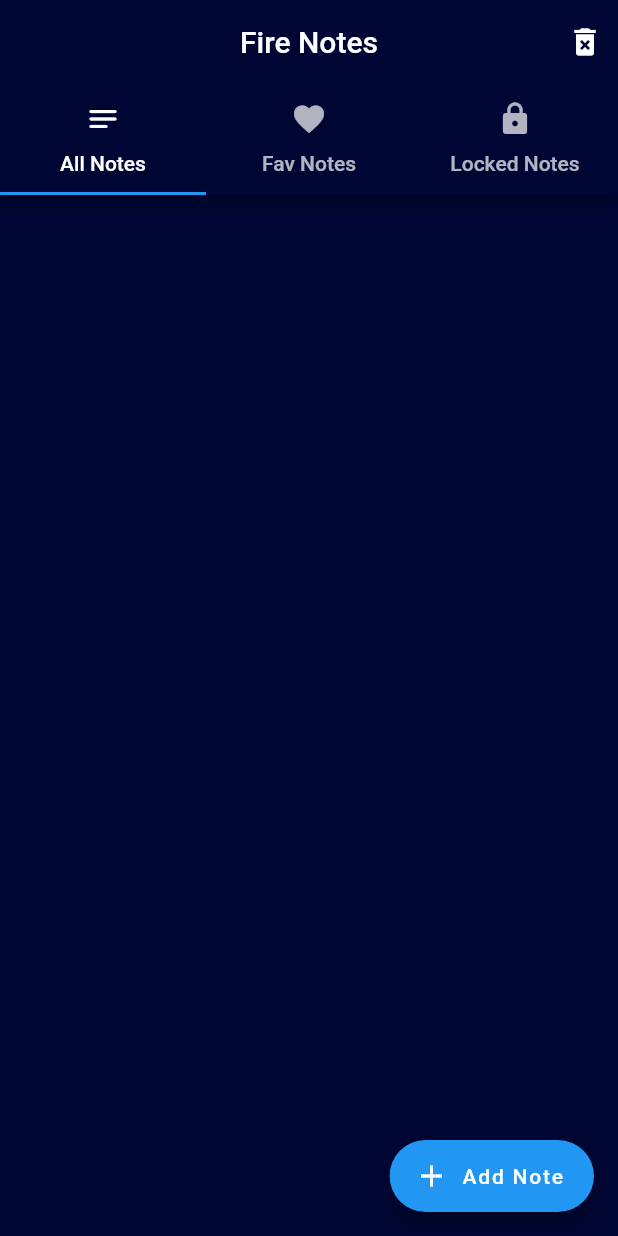
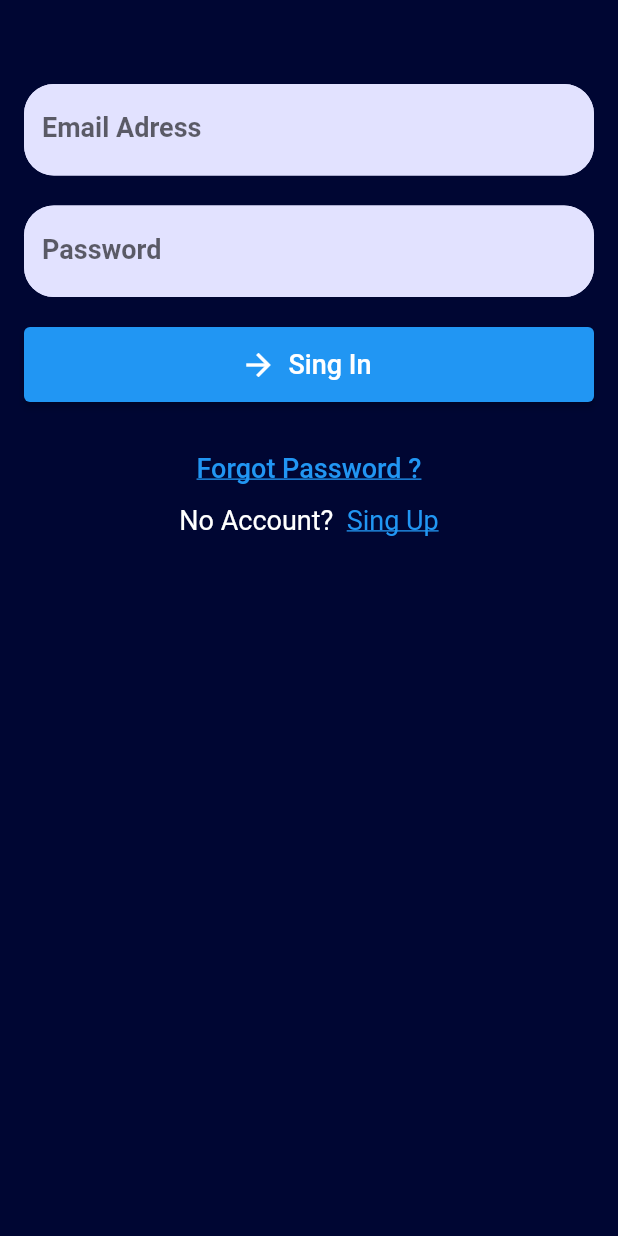
Before and after one commit to uclMuhammed/FireNotes, a Flutter app: the screen it shows after launch, on a phone screen of 412 x 824 dp. Run offline on Flutter 3.47's test engine with Material 2 defaults, Android fonts, the phone set to English and light mode, and no system bars; our stand-ins replace cloud_firestore, email_validator, firebase_auth, firebase_core, google_fonts, like_button; accounts and stored records are empty.

Commit message:
firebase auth

```diff
--- a/lib/main.dart
+++ b/lib/main.dart
@@ -1,28 +1,49 @@
-import 'package:fire_notes/constructer/constructer.dart';
-import 'package:fire_notes/screen/home_screen.dart';
+import 'package:fire_notes/firebase_options.dart';
+import 'package:fire_notes/screen/auth_page.dart';
+import 'package:fire_notes/screen/verify_email_page.dart';
+import 'package:fire_notes/style/app_style.dart';
+import 'package:fire_notes/widgets/utils.dart';
+import 'package:firebase_auth/firebase_auth.dart';
 import 'package:firebase_core/firebase_core.dart';
 import 'package:flutter/material.dart';
-import 'package:provider/provider.dart';
 
 Future<void> main() async {
   WidgetsFlutterBinding.ensureInitialized();
-  await Firebase.initializeApp();
+  await Firebase.initializeApp(options: DefaultFirebaseOptions.currentPlatform);
   runApp(const MyApp());
 }
+
+final navigatorKey = GlobalKey<NavigatorState>();
 
 class MyApp extends StatelessWidget {
   const MyApp({Key? key}) : super(key: key);
 
   @override
   Widget build(BuildContext context) {
-    return MultiProvider(
-      providers: [
-        ChangeNotifierProvider(create: (context) => Note()),
-      ],
-      child: const MaterialApp(
-        home: TabBarHomeScreen(),
-        debugShowCheckedModeBanner: false,
+    return MaterialApp(
+      navigatorKey: navigatorKey,
+      scaffoldMessengerKey: Utils.messengerKey,
+      home: StreamBuilder<User?>(
+        stream: FirebaseAuth.instance.authStateChanges(),
+        builder: (contex, snapshots) {
+          if (snapshots.connectionState == ConnectionState.waiting) {
+            return Scaffold(
+              backgroundColor: AppStyle.mainColor,
+              body: const Center(child: CircularProgressIndicator()),
+            );
+          } else if (snapshots.hasError) {
+            return Scaffold(
+              backgroundColor: AppStyle.mainColor,
+              body: const Center(child: Text('Something Went Wrong!')),
+            );
+          } else if (snapshots.hasData) {
+            return const VerifyEmailPage();
+          } else {
+            return const AuthPage();
+          }
+        },
       ),
+      debugShowCheckedModeBanner: false,
     );
   }
 }
--- /dev/null
+++ b/lib/screen/auth_page.dart
@@ -0,0 +1,19 @@
+import 'package:fire_notes/screen/login_widget.dart';
+import 'package:fire_notes/screen/sing_up.dart';
+import 'package:flutter/material.dart';
+
+class AuthPage extends StatefulWidget {
+  const AuthPage({Key? key}) : super(key: key);
+
+  @override
+  State<AuthPage> createState() => _AuthPageState();
+}
+
+class _AuthPageState extends State<AuthPage> {
+  bool isLogin = true;
+  void toggle() => setState(() => isLogin = !isLogin);
+  @override
+  Widget build(BuildContext context) => isLogin
+      ? LoginWidget(onClickedSingUp: toggle)
+      : SingUpWidget(onClickedSingIn: toggle);
+}
--- a/lib/screen/fav_notes_list.dart
+++ b/lib/screen/fav_notes_list.dart
@@ -2,6 +2,7 @@ import 'package:cloud_firestore/cloud_firestore.dart';
 import 'package:fire_notes/screen/note_reader.dart';
 import 'package:fire_notes/style/app_style.dart';
 import 'package:fire_notes/widgets/note_card.dart';
+import 'package:firebase_auth/firebase_auth.dart';
 import 'package:flutter/material.dart';
 
 class FavNotesList extends StatefulWidget {
@@ -14,6 +15,7 @@ class FavNotesList extends StatefulWidget {
 class _FavNotesListState extends State<FavNotesList> {
   TextEditingController passController = TextEditingController();
   final key = GlobalKey<FormState>();
+  final user = FirebaseAuth.instance.currentUser!;
   @override
   Widget build(BuildContext context) {
     return Scaffold(
@@ -25,7 +27,7 @@ class _FavNotesListState extends State<FavNotesList> {
           Expanded(
             child: StreamBuilder<QuerySnapshot>(
               stream:
-                  FirebaseFirestore.instance.collection("Notes").snapshots(),
+                  FirebaseFirestore.instance.collection(user.uid).snapshots(),
               builder: (context, AsyncSnapshot<QuerySnapshot> snapshots) {
                 if (snapshots.connectionState == ConnectionState.waiting) {
                   return const Center(
--- /dev/null
+++ b/lib/screen/login_widget.dart
@@ -0,0 +1,162 @@
+import 'package:fire_notes/screen/forgot_password_page.dart';
+import 'package:fire_notes/style/app_style.dart';
+import 'package:fire_notes/widgets/utils.dart';
+import 'package:firebase_auth/firebase_auth.dart';
+import 'package:flutter/gestures.dart';
+import 'package:flutter/material.dart';
+
+import '../main.dart';
+
+class LoginWidget extends StatefulWidget {
+  const LoginWidget({
+    Key? key,
+    required this.onClickedSingUp,
+  }) : super(key: key);
+  final VoidCallback onClickedSingUp;
+
+  @override
+  State<LoginWidget> createState() => _LoginWidgetState();
+}
+
+class _LoginWidgetState extends State<LoginWidget> {
+  final globalKey = GlobalKey<FormState>();
+  TextEditingController emailController = TextEditingController();
+  TextEditingController passController = TextEditingController();
+
+  @override
+  void dispose() {
+    super.dispose();
+    emailController.dispose();
+    passController.dispose();
+  }
+
+  @override
+  Widget build(BuildContext context) {
+    return SafeArea(
+      child: Scaffold(
+        backgroundColor: AppStyle.mainColor,
+        body: SingleChildScrollView(
+          child: Form(
+            key: globalKey,
+            child: Padding(
+              padding: const EdgeInsets.all(16.0),
+              child: Column(
+                mainAxisAlignment: MainAxisAlignment.center,
+                children: [
+                  const SizedBox(
+                    height: 40,
+                  ),
+                  TextFormField(
+                    textInputAction: TextInputAction.next,
+                    keyboardType: TextInputType.emailAddress,
+                    controller: emailController,
+                    decoration: textFormFieldDecoration(
+                        AppStyle.bgColor, "", "Email Adress"),
+                    style: AppStyle.mainTile,
+                  ),
+                  const SizedBox(
+                    height: 20,
+                  ),
+                  TextFormField(
+                    obscureText: true,
+                    keyboardType: TextInputType.name,
+                    controller: passController,
+                    textInputAction: TextInputAction.done,
+                    decoration: textFormFieldDecoration(
+                        AppStyle.bgColor, "", "Password"),
+                    style: AppStyle.mainTile,
+                  ),
+                  const SizedBox(
+                    height: 20,
+                  ),
+                  ElevatedButton.icon(
+                    style: ElevatedButton.styleFrom(
+                        minimumSize: const Size.fromHeight(50)),
+                    onPressed: singIn,
+                    icon: const Icon(Icons.arrow_forward),
+                    label: const Text(
+                      'Sing In',
+                      style: TextStyle(fontSize: 18),
+                    ),
+                  ),
+                  const SizedBox(
+                    height: 20,
+                  ),
+                  TextButton(
+                    onPressed: () => Navigator.of(context).push(
+                      MaterialPageRoute(
+                          builder: (context) => ForgotPasswordPage()),
+                    ),
+                    child: const Text(
+                      "Forgot Password ?",
+                      style: TextStyle(
+                          decoration: TextDecoration.underline, fontSize: 18),
+                    ),
+                  ),
+                  RichText(
+                    text: TextSpan(
+                        style:
+                            const TextStyle(color: Colors.white, fontSize: 18),
+                        text: 'No Account?  ',
+                        children: [
+                          TextSpan(
+                            recognizer: TapGestureRecognizer()
+                              ..onTap = widget.onClickedSingUp,
+                            text: 'Sing Up',
+                            style: const TextStyle(
+                                decoration: TextDecoration.underline,
+                                color: Colors.blue),
+                          ),
+                        ]),
+                  ),
+                ],
+              ),
+            ),
+          ),
+        ),
+      ),
+    );
+  }
+
+  Future singIn() async {
+    showDialog(
+      context: context,
+      builder: (context) => const Center(
+        child: CircularProgressIndicator(),
+      ),
+      barrierDismissible: false,
+    );
+    try {
+      await FirebaseAuth.instance.signInWithEmailAndPassword(
+          email: emailController.text.trim(),
+          password: passController.text.trim());
+    } on FirebaseAuthException catch (e) {
+      print(e);
+      Utils.showSnackBar(e.message);
+    }
+    navigatorKey.currentState!.popUntil((route) => route.isFirst);
+  }
+
+  OutlineInputBorder textFormFieldBorderStyle(Color colorId) {
+    return OutlineInputBorder(
+      borderRadius: const BorderRadius.all(
+        Radius.circular(20),
+      ),
+      borderSide: BorderSide(color: AppStyle.bgColor),
+    );
+  }
+
+  InputDecoration textFormFieldDecoration(
+      Color colorId, String hint, String label) {
+    return InputDecoration(
+      hintText: hint,
+      labelText: label,
+      fillColor: AppStyle.bgColor,
+      filled: true,
+      enabledBorder: textFormFieldBorderStyle(colorId),
+      disabledBorder: textFormFieldBorderStyle(colorId),
+      border: textFormFieldBorderStyle(colorId),
+      focusedBorder: textFormFieldBorderStyle(colorId),
+    );
+  }
+}
--- a/lib/screen/note_editor.dart
+++ b/lib/screen/note_editor.dart
@@ -3,6 +3,7 @@ import 'dart:math';
 import 'package:cloud_firestore/cloud_firestore.dart';
 import 'package:fire_notes/constructer/constructer.dart';
 import 'package:fire_notes/style/app_style.dart';
+import 'package:firebase_auth/firebase_auth.dart';
 import 'package:flutter/material.dart';
 import 'package:like_button/like_button.dart';
 
@@ -21,6 +22,8 @@ class _NoteEditorScreenState extends State<NoteEditorScreen> {
   final TextEditingController tileController = TextEditingController();
   final TextEditingController contentController = TextEditingController();
   final TextEditingController passwordController = TextEditingController();
+
+  final user = FirebaseAuth.instance.currentUser!;
 
   bool favorite = false;
 
@@ -159,7 +162,7 @@ class _NoteEditorScreenState extends State<NoteEditorScreen> {
   }
 
   Future createNote(Note note) async {
-    final docNote = FirebaseFirestore.instance.collection("Notes").doc(daet);
+    final docNote = FirebaseFirestore.instance.collection(user.uid).doc(daet);
     note.id = daet;
     final json = note.toJson();
     await docNote.set(json);
--- a/lib/screen/note_list_screen.dart
+++ b/lib/screen/note_list_screen.dart
@@ -2,7 +2,9 @@ import 'package:cloud_firestore/cloud_firestore.dart';
 import 'package:fire_notes/screen/note_reader.dart';
 import 'package:fire_notes/style/app_style.dart';
 import 'package:fire_notes/widgets/note_card.dart';
+import 'package:firebase_auth/firebase_auth.dart';
 import 'package:flutter/material.dart';
+// ignore: unused_import
 import 'note_editor.dart';
 
 class NoteListScreen extends StatefulWidget {
@@ -17,6 +19,8 @@ class _NoteListScreenState extends State<NoteListScreen> {
   TextEditingController passController = TextEditingController();
   final key = GlobalKey<FormState>();
 
+  final user = FirebaseAuth.instance.currentUser!;
+
   @override
   Widget build(BuildContext context) {
     return Scaffold(
@@ -28,7 +32,7 @@ class _NoteListScreenState extends State<NoteListScreen> {
           Expanded(
             child: StreamBuilder<QuerySnapshot>(
               stream:
-                  FirebaseFirestore.instance.collection("Notes").snapshots(),
+                  FirebaseFirestore.instance.collection(user.uid).snapshots(),
               builder: (context, AsyncSnapshot<QuerySnapshot> snapshots) {
                 if (snapshots.connectionState == ConnectionState.waiting) {
                   return const Center(
--- a/lib/screen/note_lock_screen.dart
+++ b/lib/screen/note_lock_screen.dart
@@ -2,6 +2,7 @@ import 'package:cloud_firestore/cloud_firestore.dart';
 import 'package:fire_notes/screen/note_reader.dart';
 import 'package:fire_notes/style/app_style.dart';
 import 'package:fire_notes/widgets/note_card.dart';
+import 'package:firebase_auth/firebase_auth.dart';
 import 'package:flutter/material.dart';
 
 class LockedNotesList extends StatefulWidget {
@@ -14,6 +15,7 @@ class LockedNotesList extends StatefulWidget {
 class _LockedNotesListState extends State<LockedNotesList> {
   TextEditingController passController = TextEditingController();
   final key = GlobalKey<FormState>();
+  final user = FirebaseAuth.instance.currentUser!;
   @override
   Widget build(BuildContext context) {
     return Scaffold(
@@ -25,7 +27,7 @@ class _LockedNotesListState extends State<LockedNotesList> {
           Expanded(
             child: StreamBuilder<QuerySnapshot>(
               stream:
-                  FirebaseFirestore.instance.collection("Notes").snapshots(),
+                  FirebaseFirestore.instance.collection(user.uid).snapshots(),
               builder: (context, AsyncSnapshot<QuerySnapshot> snapshots) {
                 if (snapshots.connectionState == ConnectionState.waiting) {
                   return const Center(
```
Also changed, not shown: lib/screen/forgot_password_page.dart (added, +127 -0 lines), lib/screen/home_screen.dart (+27 -1 lines), lib/screen/sing_up.dart (added, +161 -0 lines), lib/screen/verify_email_page.dart (added, +108 -0 lines), lib/widgets/utils.dart (added, +17 -0 lines), pubspec.yaml (+6 -4 lines), assets/TheeP.svg (added), lib/firebase_options.dart (added), pubspec.lock, 2 other files.
